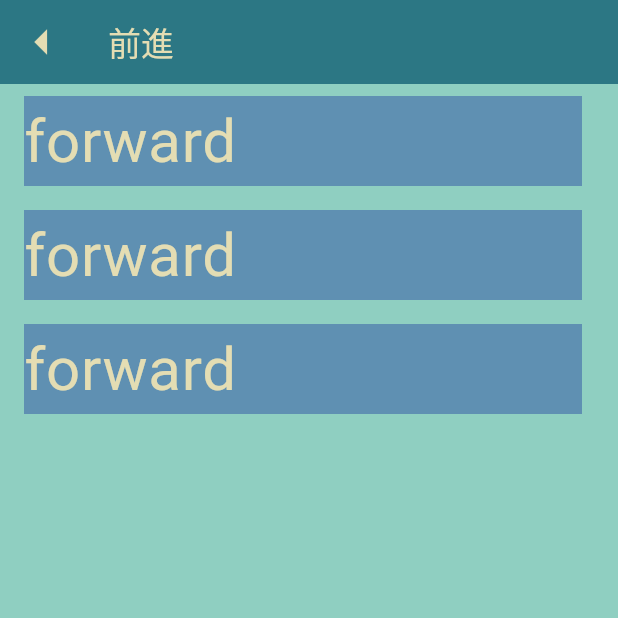
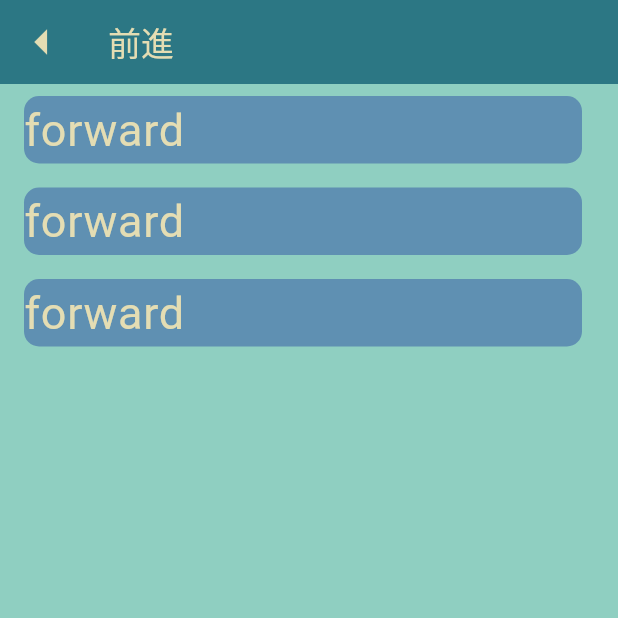
Before and after one commit to penguin104/sigusa2_flutterApp, a Flutter app: the screen it shows after launch, after a tap on "前進", on a phone screen of 412 x 824 dp, the top half of it. Run offline on Flutter 3.47's test engine with Material 3 defaults, Android fonts, the light colour scheme and no system bars.

Commit message:
角丸くした

```diff
--- a/lib/program_edit.dart
+++ b/lib/program_edit.dart
@@ -83,11 +83,14 @@ class ProgramAction extends StatelessWidget {
   @override
   Widget build(BuildContext context) {
     final programAction = Container(
-      color: Color(int.parse(action.color)),
+      decoration: BoxDecoration(
+        borderRadius: BorderRadius.circular(10),
+        color: Color(int.parse(action.color)),
+      ),
       child: Text(
         action.action,
         style: TextStyle(
-          fontSize: 40,
+          fontSize: 30,
           color: colorSet['third'],
         ),
       ),
```
